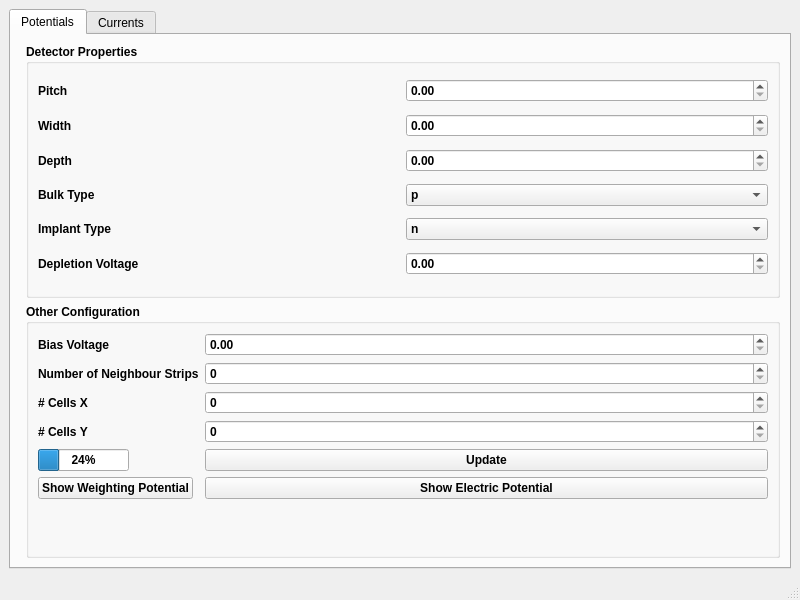
This is src/mainWindow.ui in IFCA-HEP/TRACS as Qt 5 draws it before an edit. The edited form follows.
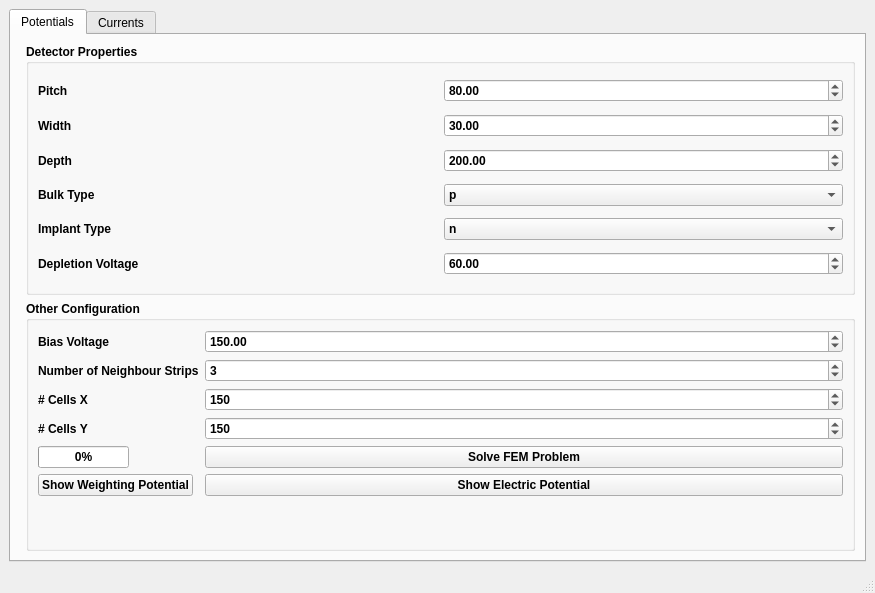
This is the edited form. Custom widgets are drawn as their Qt base class.

Commit message: Added QCustomPlot objects to main window, VTK in external

Patch:
```diff
--- a/src/mainWindow.ui
+++ b/src/mainWindow.ui
@@ -6,8 +6,8 @@
    <rect>
     <x>0</x>
     <y>0</y>
-    <width>800</width>
-    <height>600</height>
+    <width>875</width>
+    <height>593</height>
    </rect>
   </property>
   <property name="windowTitle">
@@ -48,7 +48,14 @@
           </property>
           <layout class="QGridLayout" name="gridLayout_2">
            <item row="5" column="1">
-            <widget class="QDoubleSpinBox" name="doubleSpinBox_4"/>
+            <widget class="QDoubleSpinBox" name="depletion_voltage_double_box">
+             <property name="maximum">
+              <double>1000.000000000000000</double>
+             </property>
+             <property name="value">
+              <double>60.000000000000000</double>
+             </property>
+            </widget>
            </item>
            <item row="1" column="0">
             <widget class="QLabel" name="label_2">
@@ -58,7 +65,14 @@
             </widget>
            </item>
            <item row="2" column="1">
-            <widget class="QDoubleSpinBox" name="doubleSpinBox_3"/>
+            <widget class="QDoubleSpinBox" name="depth_double_box">
+             <property name="maximum">
+              <double>1000.000000000000000</double>
+             </property>
+             <property name="value">
+              <double>200.000000000000000</double>
+             </property>
+            </widget>
            </item>
            <item row="5" column="0">
             <widget class="QLabel" name="label_6">
@@ -68,7 +82,14 @@
             </widget>
            </item>
            <item row="1" column="1">
-            <widget class="QDoubleSpinBox" name="doubleSpinBox_2"/>
+            <widget class="QDoubleSpinBox" name="width_double_box">
+             <property name="maximum">
+              <double>1000.000000000000000</double>
+             </property>
+             <property name="value">
+              <double>30.000000000000000</double>
+             </property>
+            </widget>
            </item>
            <item row="2" column="0">
             <widget class="QLabel" name="label_3">
@@ -92,7 +113,11 @@
             </widget>
            </item>
            <item row="0" column="1">
-            <widget class="QDoubleSpinBox" name="doubleSpinBox"/>
+            <widget class="QDoubleSpinBox" name="pitch_double_box">
+             <property name="value">
+              <double>80.000000000000000</double>
+             </property>
+            </widget>
            </item>
            <item row="3" column="1">
             <widget class="QComboBox" name="comboBox">
@@ -162,7 +187,14 @@
             </widget>
            </item>
            <item row="0" column="1">
-            <widget class="QDoubleSpinBox" name="doubleSpinBox_5"/>
+            <widget class="QDoubleSpinBox" name="bias_voltage_double_box">
+             <property name="maximum">
+              <double>1000.000000000000000</double>
+             </property>
+             <property name="value">
+              <double>150.000000000000000</double>
+             </property>
+            </widget>
            </item>
            <item row="2" column="0">
             <widget class="QLabel" name="label_8">
@@ -178,7 +210,14 @@
             </widget>
            </item>
            <item row="2" column="1">
-            <widget class="QSpinBox" name="spinBox"/>
+            <widget class="QSpinBox" name="n_cellsx_int_box">
+             <property name="maximum">
+              <number>10000</number>
+             </property>
+             <property name="value">
+              <number>150</number>
+             </property>
+            </widget>
            </item>
            <item row="3" column="0">
             <widget class="QLabel" name="label_9">
@@ -194,19 +233,26 @@
             </widget>
            </item>
            <item row="3" column="1">
-            <widget class="QSpinBox" name="spinBox_2"/>
+            <widget class="QSpinBox" name="n_cellsy_int_box">
+             <property name="maximum">
+              <number>10000</number>
+             </property>
+             <property name="value">
+              <number>150</number>
+             </property>
+            </widget>
            </item>
            <item row="5" column="0">
             <widget class="QProgressBar" name="progressBar">
              <property name="value">
-              <number>24</number>
+              <number>0</number>
              </property>
             </widget>
            </item>
            <item row="5" column="1">
             <widget class="QPushButton" name="pushButton">
              <property name="text">
-              <string>Update</string>
+              <string>Solve FEM Problem</string>
              </property>
             </widget>
            </item>
@@ -232,7 +278,14 @@
             </widget>
            </item>
            <item row="1" column="1">
-            <widget class="QSpinBox" name="spinBox_3"/>
+            <widget class="QSpinBox" name="nn_strips_int_box">
+             <property name="maximum">
+              <number>10</number>
+             </property>
+             <property name="value">
+              <number>3</number>
+             </property>
+            </widget>
            </item>
           </layout>
          </widget>
```
Left out of the diff: 81 changed lines with no effect on the pictures. The commit also changes 5 other files.
